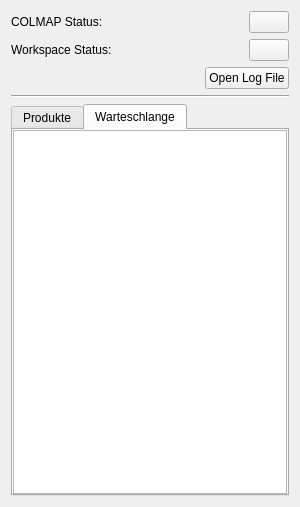
Qt form iVS3D/src/iVS3D-core/ots/colmapwrapper/colmapviewwidget.ui (iVS3D/iVS3D) before a commit.
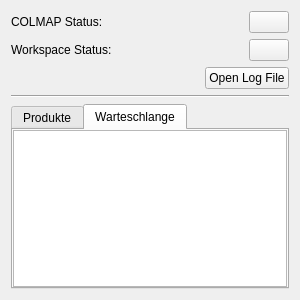
The same form after that commit. Icons and pictures are not drawn.

Commit message: reduced minimum size of ots window, fixed broken layout on lower res

Diff of the .ui file:
```diff
--- a/iVS3D/src/iVS3D-core/ots/colmapwrapper/colmapviewwidget.ui
+++ b/iVS3D/src/iVS3D-core/ots/colmapwrapper/colmapviewwidget.ui
@@ -7,7 +7,7 @@
     <x>0</x>
     <y>0</y>
     <width>300</width>
-    <height>507</height>
+    <height>300</height>
    </rect>
   </property>
   <property name="sizePolicy">
@@ -19,7 +19,7 @@
   <property name="minimumSize">
    <size>
     <width>300</width>
-    <height>500</height>
+    <height>300</height>
    </size>
   </property>
   <property name="windowTitle">
@@ -195,7 +195,7 @@
      <property name="minimumSize">
       <size>
        <width>200</width>
-       <height>350</height>
+       <height>150</height>
       </size>
      </property>
      <property name="currentIndex">
```
